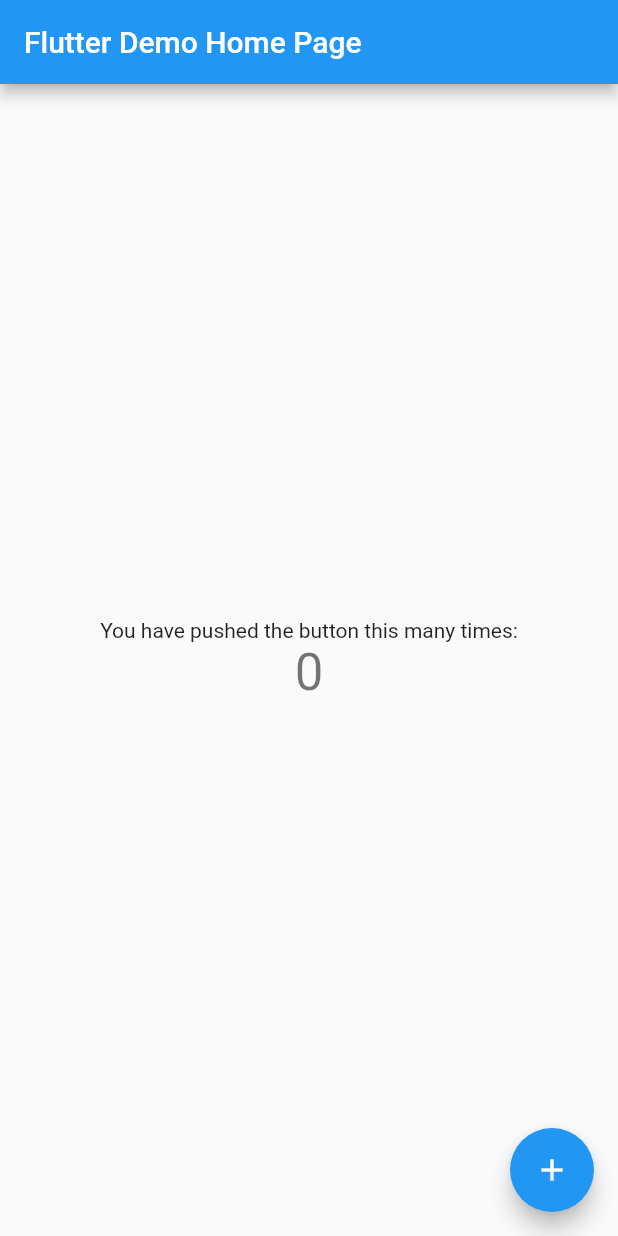
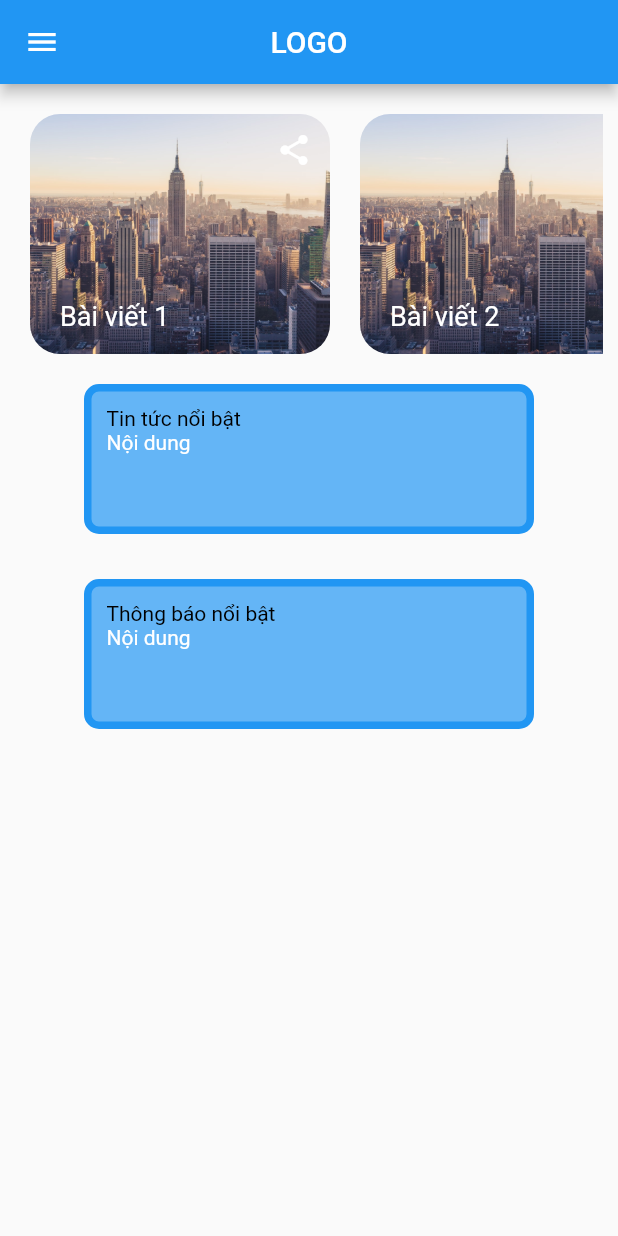
Before and after one commit to NguyenMinhDuc217/studentinformationmanagement, a Flutter app: the screen it shows after launch, on a phone screen of 412 x 824 dp. Run offline on Flutter 3.47's test engine with Material 2 defaults, Android fonts, the light colour scheme and no system bars; missing offline and left inert: footer.

Commit message:
Home page: slider, new, notifation

```diff
--- /dev/null
+++ b/lib/homepage.dart
@@ -0,0 +1,159 @@
+import 'package:flutter/material.dart';
+import 'package:footer/footer.dart';
+import 'package:footer/footer_view.dart';
+
+class HomePage extends StatefulWidget {
+  const HomePage({Key? key}) : super(key: key);
+
+  @override
+  State<HomePage> createState() => _HomePagePageState();
+}
+
+class _HomePagePageState extends State<HomePage> {
+
+  @override
+  Widget build(BuildContext context) {
+    Widget _menu = Drawer(
+      child: ListView(
+        padding: EdgeInsets.zero,
+        children: [
+          const DrawerHeader(
+            decoration: BoxDecoration(
+              color: Colors.blue,
+            ),
+            child: Text('MENU'),
+          ),
+          ListTile(
+            title: const Text('Khoa'),
+            onTap: () {},
+          ),
+          ListTile(
+            title: const Text('Phòng'),
+            onTap: () {},
+          ),
+          ListTile(
+            title: const Text('Cài đặt'),
+            onTap: () {},
+          ),
+        ],
+      ),
+    );
+    Widget _slide = ListView(
+        scrollDirection: Axis.horizontal,
+        children: List.generate(3, (i) {
+          return GestureDetector(
+            onTap: () {},
+            child: Stack(
+              children: [
+                Padding(
+                  padding: EdgeInsets.all(10),
+                  child: ClipRRect(
+                    borderRadius: BorderRadius.circular(20.0),
+                    child: Image.asset(
+                      'assets/images/newyork.jpg',
+                      width: 200,
+                      height: 300,
+                      fit: BoxFit.fitHeight,
+                    ),
+                  ),
+                ),
+                Positioned(
+                    left: 30.0,
+                    bottom: 25.0,
+                    child: Column(
+                      crossAxisAlignment: CrossAxisAlignment.start,
+                      children: [
+                        Text('Bài viết '+(i+1).toString(),
+                            style:
+                                TextStyle(fontSize: 18, color: Colors.white)
+                        ),
+                      ],
+                    )),
+                Positioned(
+                    top: 10,
+                    right: 10,
+                    child: IconButton(
+                        onPressed: () {},
+                        icon: Icon(
+                          Icons.share,
+                          color: Colors.white,
+                        )))
+              ],
+            ),
+          );
+        }));
+    Widget _new = Container(
+      decoration: new BoxDecoration(
+        color: Colors.blue[300],
+        border: Border.all(
+          width: 5.0,
+          color: Colors.blue,
+        ),
+        borderRadius: BorderRadius.circular(10),
+      ),
+      padding: EdgeInsets.all(10),
+      width: 300,
+      height: 100,
+      child: Column(
+        crossAxisAlignment: CrossAxisAlignment.start,
+        children: [
+          Text('Tin tức nổi bật', style: TextStyle(color: Colors.black)),
+          Text('Nội dung', style: TextStyle(color: Colors.white)),
+        ],
+      ),
+    );
+    Widget _notification = Container(
+      margin: EdgeInsets.only(top: 30),
+      decoration: new BoxDecoration(
+        color: Colors.blue[300],
+        border: Border.all(
+          width: 5.0,
+          color: Colors.blue,
+        ),
+        borderRadius: BorderRadius.circular(10),
+      ),
+      padding: EdgeInsets.all(10),
+      width: 300,
+      height: 100,
+      child: Column(
+        crossAxisAlignment: CrossAxisAlignment.start,
+        children: [
+          Text('Thông báo nổi bật', style: TextStyle(color: Colors.black)),
+          Text('Nội dung', style: TextStyle(color: Colors.white)),
+        ],
+      ),
+    );
+    return Scaffold(
+      drawer: _menu,
+      appBar: AppBar(
+        centerTitle: true,
+        title: Text('LOGO'),
+      ),
+      body: Column(
+        // mainAxisAlignment: MainAxisAlignment.center,
+        children: [
+          Container(
+            padding: EdgeInsets.all(10),
+            height: 200,
+            child: _slide,
+          ),
+          Row(
+            mainAxisSize: MainAxisSize.min,
+            mainAxisAlignment: MainAxisAlignment.center,
+            children: [
+              _new,
+            ],
+          ),
+          Row(
+            mainAxisSize: MainAxisSize.min,
+            mainAxisAlignment: MainAxisAlignment.center,
+            children: [
+              _notification,
+            ],
+          ),
+        ],
+      ),
+
+    );
+  }
+}
--- /dev/null
+++ b/lib/login.dart
@@ -0,0 +1,73 @@
+import 'package:flutter/material.dart';
+import 'package:student_information_management/homepage.dart';
+
+class LoginPage extends StatefulWidget {
+  const LoginPage({Key? key, required this.title}) : super(key: key);
+
+  final String title;
+
+  @override
+  State<LoginPage> createState() => _LoginPageState();
+}
+
+class _LoginPageState extends State<LoginPage> {
+  final _controller1 = TextEditingController();
+  final _controller2 = TextEditingController();
+
+  int _counter = 0;
+
+  void _incrementCounter() {
+    setState(() {
+      _counter++;
+    });
+  }
+
+  @override
+  Widget build(BuildContext context) {
+    return Scaffold(
+      appBar: AppBar(
+        title: Text(widget.title),
+      ),
+      body: Center(
+        child: Column(
+          mainAxisAlignment: MainAxisAlignment.center,
+          children: [
+            TextField(
+              obscureText: false,
+              controller: _controller1,
+              decoration: InputDecoration(
+                border: OutlineInputBorder(),
+                labelText: 'Tên đăng nhập',
+              ),
+            ),
+            TextField(
+              obscureText: true,
+              controller: _controller2,
+              decoration: InputDecoration(
+                border: OutlineInputBorder(),
+                labelText: 'Password',
+              ),
+            ),
+            TextButton(
+              style: ButtonStyle(
+                foregroundColor: MaterialStateProperty.all<Color>(Colors.blue),
+              ),
+              onPressed: () {
+                if (_controller1.text == _controller2.text) {
+                  Navigator.push(context,
+                      MaterialPageRoute(builder: (context) => HomePage()));
+                }
+              },
+              child: Text('Đăng nhập'),
+            ),
+          ],
+        ),
+      ),
+      floatingActionButton: FloatingActionButton(
+        onPressed: _incrementCounter,
+        tooltip: 'Increment',
+        child: const Icon(Icons.add),
+      ), // This trailing comma makes auto-formatting nicer for build methods.
+    );
+  }
+}
--- a/lib/main.dart
+++ b/lib/main.dart
@@ -1,4 +1,7 @@
 import 'package:flutter/material.dart';
+import 'package:student_information_management/homepage.dart';
+import 'package:student_information_management/login.dart';
+
 
 void main() {
   runApp(const MyApp());
@@ -12,57 +15,11 @@
   Widget build(BuildContext context) {
     return MaterialApp(
       title: 'Flutter Demo',
+      debugShowCheckedModeBanner: false,
       theme: ThemeData(
         primarySwatch: Colors.blue,
       ),
-      home: const MyHomePage(title: 'Flutter Demo Home Page'),
+      home: HomePage(),
     );
   }
 }
-
-class MyHomePage extends StatefulWidget {
-  const MyHomePage({Key? key, required this.title}) : super(key: key);
-
-  final String title;
-
-  @override
-  State<MyHomePage> createState() => _MyHomePageState();
-}
-
-class _MyHomePageState extends State<MyHomePage> {
-  int _counter = 0;
-
-  void _incrementCounter() {
-    setState(() {
-      _counter++;
-    });
-  }
-
-  @override
-  Widget build(BuildContext context) {
-    return Scaffold(
-      appBar: AppBar(
-        title: Text(widget.title),
-      ),
-      body: Center(
-        child: Column(
-          mainAxisAlignment: MainAxisAlignment.center,
-          children: <Widget>[
-            const Text(
-              'You have pushed the button this many times:',
-            ),
-            Text(
-              '$_counter',
-              style: Theme.of(context).textTheme.headline4,
-            ),
-          ],
-        ),
-      ),
-      floatingActionButton: FloatingActionButton(
-        onPressed: _incrementCounter,
-        tooltip: 'Increment',
-        child: const Icon(Icons.add),
-      ), // This trailing comma makes auto-formatting nicer for build methods.
-    );
-  }
-}
--- a/pubspec.yaml
+++ b/pubspec.yaml
@@ -58,8 +58,8 @@
   uses-material-design: true
 
   # To add assets to your application, add an assets section, like this:
-  # assets:
-  #   - images/a_dot_burr.jpeg
+  assets:
+    - assets/images/
   #   - images/a_dot_ham.jpeg
 
   # An image asset can refer to one or more resolution-specific "variants", see
```
Also changed, not shown: assets/images/newyork.jpg (added), lib/changepassword.dart (added), lib/comment.dart (added), lib/department.dart (added), lib/detailpost.dart (added), lib/errorlogin.dart (added), lib/menu.dart (added), lib/notification.dart (added), lib/post.dart (added), lib/profile.dart (added), lib/register.dart (added), lib/room.dart (added), lib/search.dart (added), lib/setting.dart (added), 1 more files.
